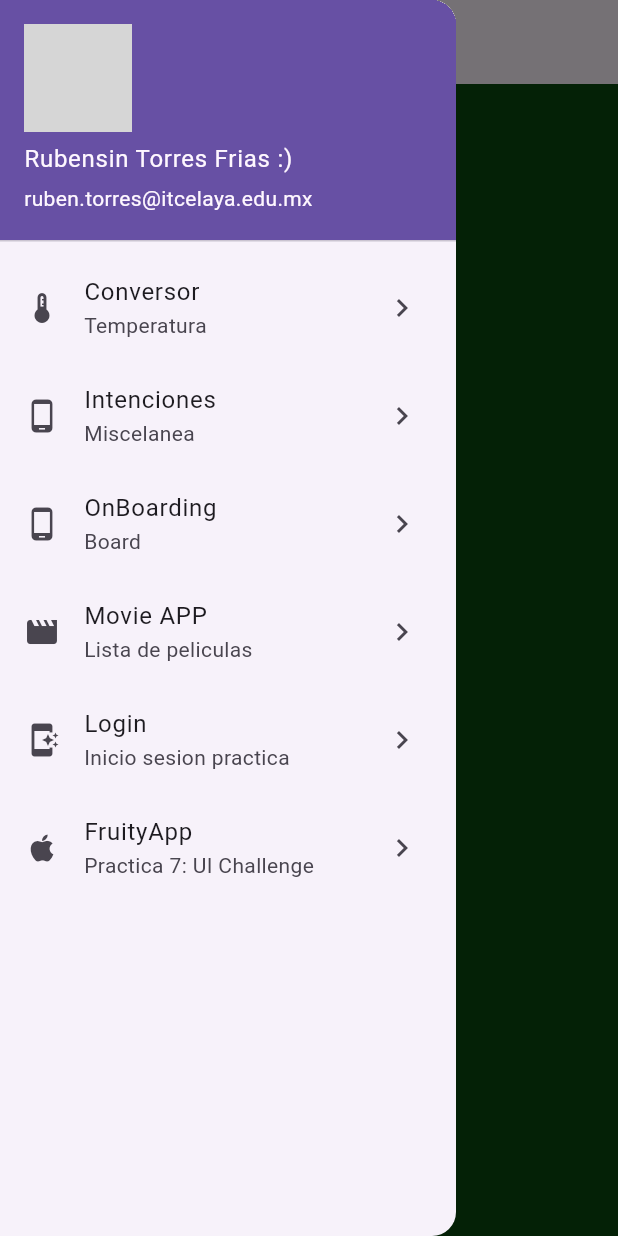
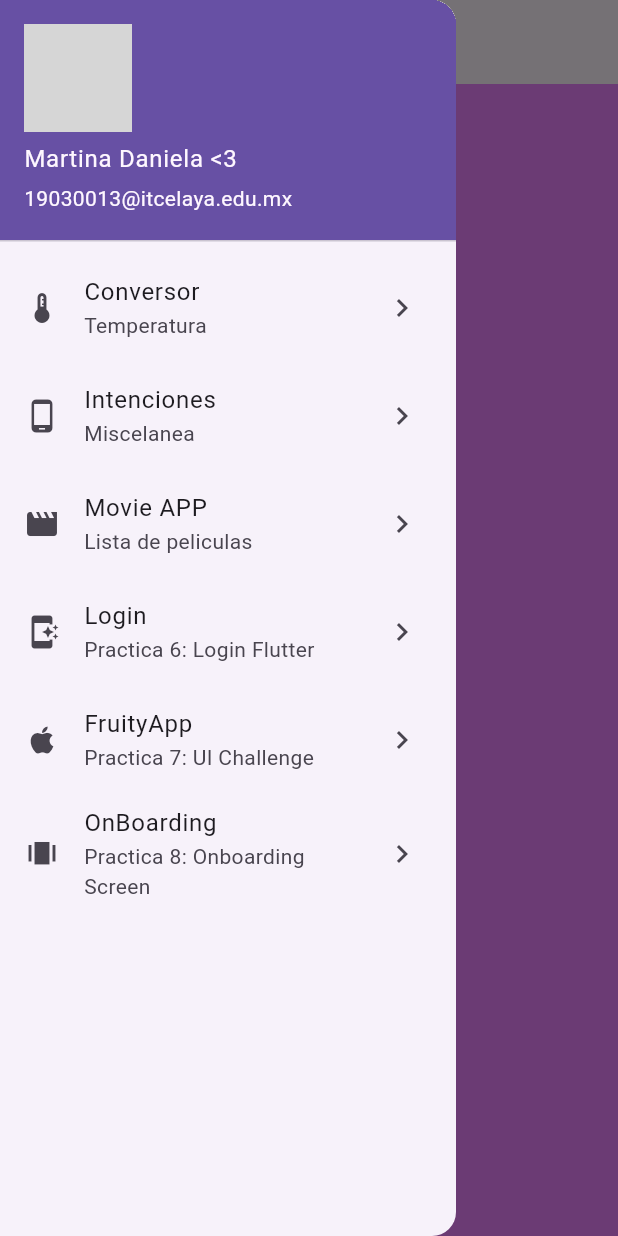
Before and after one commit to Danyygtz/appFlutter, a Flutter app: the DashboardScreen screen opened by its route, with the side drawer open, on a phone screen of 412 x 824 dp. Run offline on Flutter 3.47's test engine with Material 3 defaults, Android fonts, the phone set to English and light mode, and no system bars; our stand-ins replace another_flutter_splash_screen, carousel_slider, concentric_transition, image_picker, lottie; network calls fail; grey boxes are pictures that could not be loaded.

Commit message:
Agregando detalles finales

```diff
--- a/lib/screens/dashboard_screen.dart
+++ b/lib/screens/dashboard_screen.dart
@@ -6,7 +6,7 @@ class DashboardScreen extends StatelessWidget {
   @override
   Widget build(BuildContext context) {
     return Scaffold(
-      backgroundColor: const Color.fromARGB(255, 9, 72, 12),
+      backgroundColor: const Color(0xffea80fc),
       appBar: AppBar(title: const Text('Flutter Topicos'),),
       drawer: Drawer(
         child: ListView(
@@ -15,8 +15,8 @@ class DashboardScreen extends StatelessWidget {
               currentAccountPicture: CircleAvatar(
                 backgroundImage: NetworkImage('https://i.pravatar.cc/'),
               ),
-              accountName: Text('Rubensin Torres Frias :)'),
-              accountEmail: Text('ruben.torres@itcelaya.edu.mx'),
+              accountName: Text('Martina Daniela <3'),
+              accountEmail: Text('19030013@itcelaya.edu.mx'),
             ),
             ListTile(
               title: const Text('Conversor'),
@@ -37,15 +37,6 @@ class DashboardScreen extends StatelessWidget {
               },
             ),
             ListTile(
-              title: const Text('OnBoarding'),
-              subtitle: const Text('Board'),
-              trailing: const Icon(Icons.chevron_right),
-              leading: const Icon(Icons.phone_android),
-              onTap: (){
-                Navigator.pushNamed(context, "/onboard");
-              },
-            ),
-            ListTile(
               title: const Text('Movie APP'),
               subtitle: const Text('Lista de peliculas'),
               trailing: const Icon(Icons.chevron_right),
@@ -56,7 +47,7 @@ class DashboardScreen extends StatelessWidget {
             ),
             ListTile(
               title: const Text('Login'),
-              subtitle: const Text('Inicio sesion practica'),
+              subtitle: const Text('Practica 6: Login Flutter'),
               trailing: const Icon(Icons.chevron_right),
               leading: const Icon(Icons.app_shortcut),
               onTap: (){
@@ -71,6 +62,15 @@ class DashboardScreen extends StatelessWidget {
               onTap: (){
                 Navigator.pushNamed(context, "/fruity");
               },
+            ),
+            ListTile(
+              title: const Text('OnBoarding'),
+              subtitle: const Text('Practica 8: Onboarding Screen'),
+              trailing: const Icon(Icons.chevron_right),
+              leading: const Icon(Icons.amp_stories),
+              onTap: (){
+                Navigator.pushNamed(context, "/onboard");
+              },
             )
           ],
         ),
--- a/lib/screens/fruit_screen.dart
+++ b/lib/screens/fruit_screen.dart
@@ -1,4 +1,5 @@
 import 'package:flutter/material.dart';
+import 'package:topicos/main.dart';
 import 'package:topicos/utilities/counter.dart';
 import 'package:topicos/utilities/carousel.dart';
 
@@ -22,6 +23,7 @@ class _FirstScreen extends State<FirstScreen> {
     setState(() {
       _isFavorited = !_isFavorited;
     });
+
   }
 
   @override
@@ -41,7 +43,9 @@ class _FirstScreen extends State<FirstScreen> {
                 icon: const Icon(
                   Icons.arrow_back,
                 ),
-                onPressed: () {},
+                onPressed: () {
+                  Navigator.pop(context);
+                },
               ),
             ],
           ),
```
